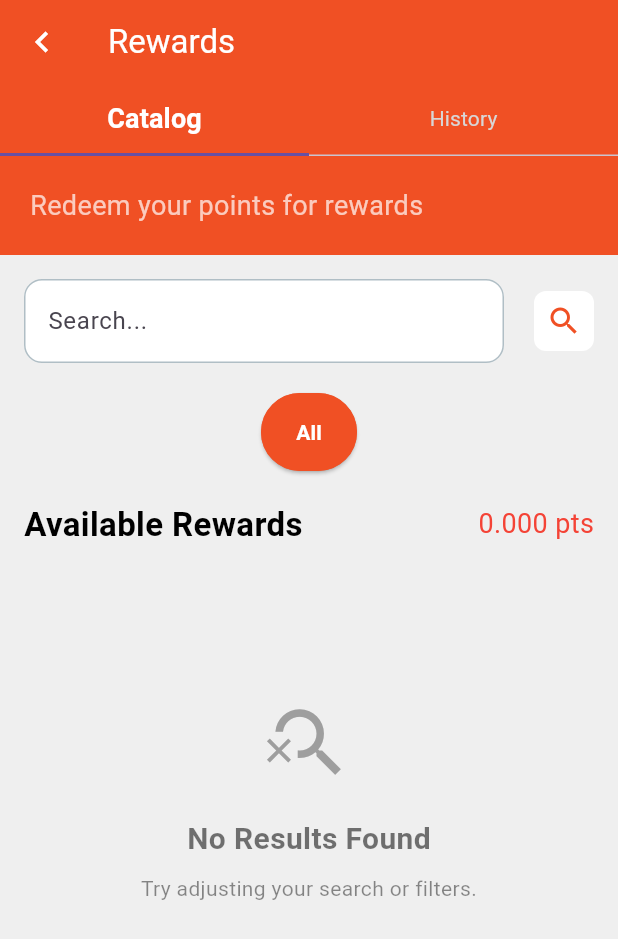
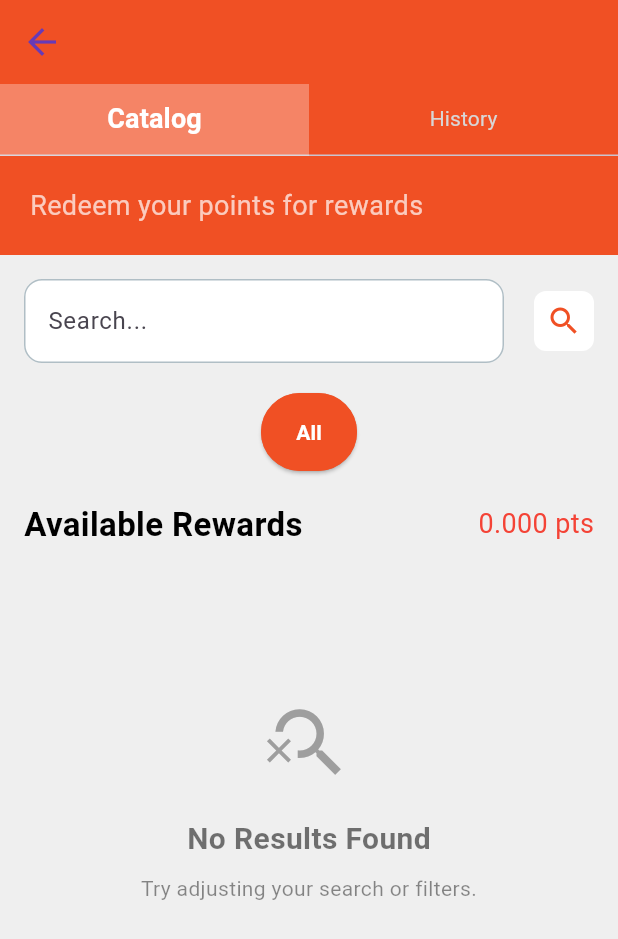
Before and after one commit to shakirsg/loyalty_program_application, a Flutter app: the RewardsPage screen opened directly, on a phone screen of 412 x 824 dp. Shown: the top 939 px of the screen. Run offline on Flutter 3.47's test engine with Material 3 defaults, Android fonts, the phone set to English and light mode, and no system bars; our stand-ins replace carousel_slider, geocoding, geolocator, google_sign_in, shared_preferences; missing offline and left inert: qr_code_scanner_plus, skeleton_loader; accounts and stored records are empty; network calls fail.

Commit message:
updated withOpacity to withValues and minor refactor

```diff
--- a/lib/src/pages/rewards_page.dart
+++ b/lib/src/pages/rewards_page.dart
@@ -1,7 +1,7 @@
 import 'package:flutter/material.dart';
 import 'package:metsec_loyalty_app/src/pages/redeem_reward_page.dart';
 import 'package:metsec_loyalty_app/src/providers/user_provider.dart';
-import 'package:metsec_loyalty_app/src/widgets/topTabBar/waveBar.dart';
+import 'package:metsec_loyalty_app/src/widgets/topTabBar/wave_bar.dart';
 import 'package:provider/provider.dart';
 
 class RewardsPage extends StatefulWidget {
@@ -50,27 +50,16 @@ class RewardsPageState extends State<RewardsPage> {
   @override
   Widget build(BuildContext context) {
     final userProvider = context.watch<UserProvider>();
-    final points = context.watch<UserProvider>().totalPoints.toStringAsFixed(
-      3,
-    );
+    final points = context.watch<UserProvider>().totalPoints.toStringAsFixed(3);
     final categories = Provider.of<UserProvider>(context).categories;
 
     return DefaultTabController(
       length: 2, // Number of tabs
       child: Scaffold(
         appBar: AppBar(
-          leading: Navigator.of(context).canPop()
-              ? IconButton(
-                  icon: Icon(Icons.chevron_left, color: Colors.white, size: 28),
-                  onPressed: () => Navigator.of(context).pop(),
-                )
-              : null,
-          title: Text('Rewards'),
           bottom: TabBar(
             indicator: FullTabPillIndicator(
-              color: Colors.white.withOpacity(
-                0.3,
-              ), // semi-transparent white fill
+              color: Colors.white.withValues(alpha: 0.3),
               radius: 0,
             ),
             tabs: const [
@@ -184,10 +173,10 @@ class RewardsPageState extends State<RewardsPage> {
                           scrollDirection: Axis.horizontal,
                           child: Row(
                             children: [
-                              _categoryButton('All'), // Optional static button
-                              ...categories
-                                  .map((cat) => _categoryButton(cat['name']))
-                                  .toList(),
+                              _categoryButton('All'),
+                              ...categories.map(
+                                (cat) => _categoryButton(cat['name']),
+                              ),
                             ],
                           ),
                         ),
@@ -276,8 +265,6 @@ class RewardsPageState extends State<RewardsPage> {
                                               imageUrl: reward['image'] ?? '',
                                               title:
                                                   reward['description'] ?? '',
-                                              description:
-                                                  'Redeem for ${reward['uom']}',
                                               points: reward['points_required']
                                                   .toString(),
                                             ),
@@ -382,7 +369,7 @@ class RewardsPageState extends State<RewardsPage> {
 
     required String imageUrl,
     required String title,
-    required String description,
+    String? description,
     required String points,
   }) {
     return Card(
@@ -414,8 +401,10 @@ class RewardsPageState extends State<RewardsPage> {
                   style: TextStyle(fontSize: 18, fontWeight: FontWeight.bold),
                 ),
                 SizedBox(height: 8),
-                Text(description),
-                SizedBox(height: 8),
+                if (description != null) ...{
+                  Text(description),
+                  SizedBox(height: 8),
+                },
                 Row(
                   mainAxisAlignment: MainAxisAlignment.spaceBetween,
                   children: [
@@ -431,7 +420,7 @@ class RewardsPageState extends State<RewardsPage> {
                               itemId: itemId,
                               imageUrl: imageUrl,
                               title: title,
-                              description: description,
+                              description: description ?? '',
                               points: points,
                             ),
                           ),
```
